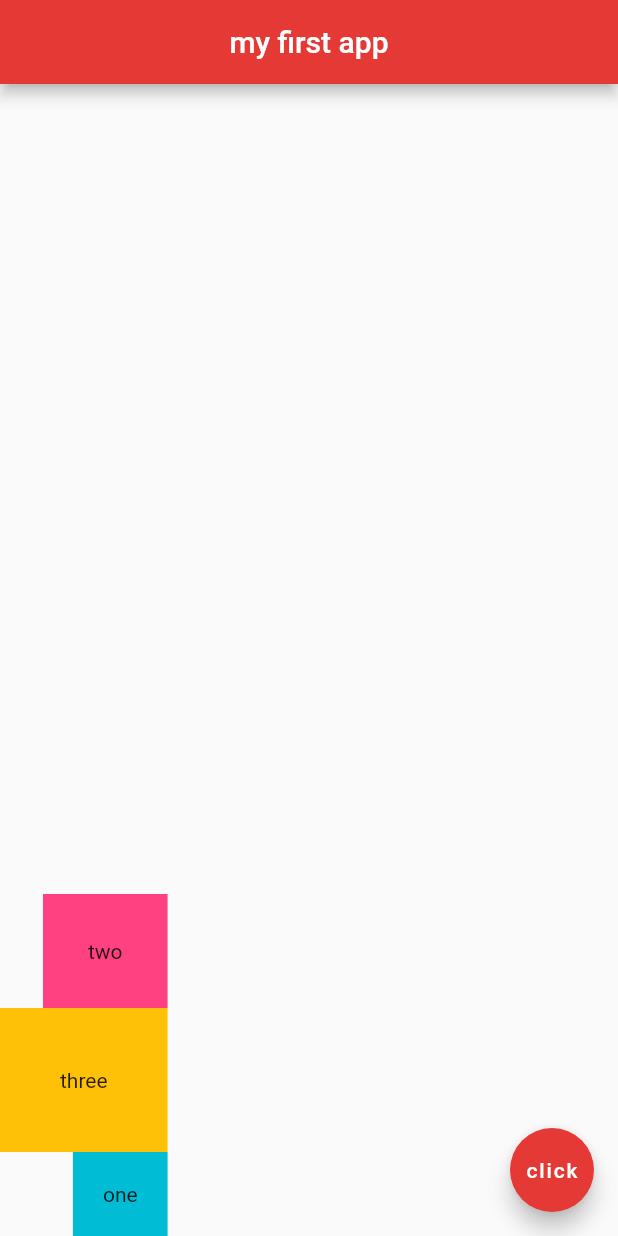
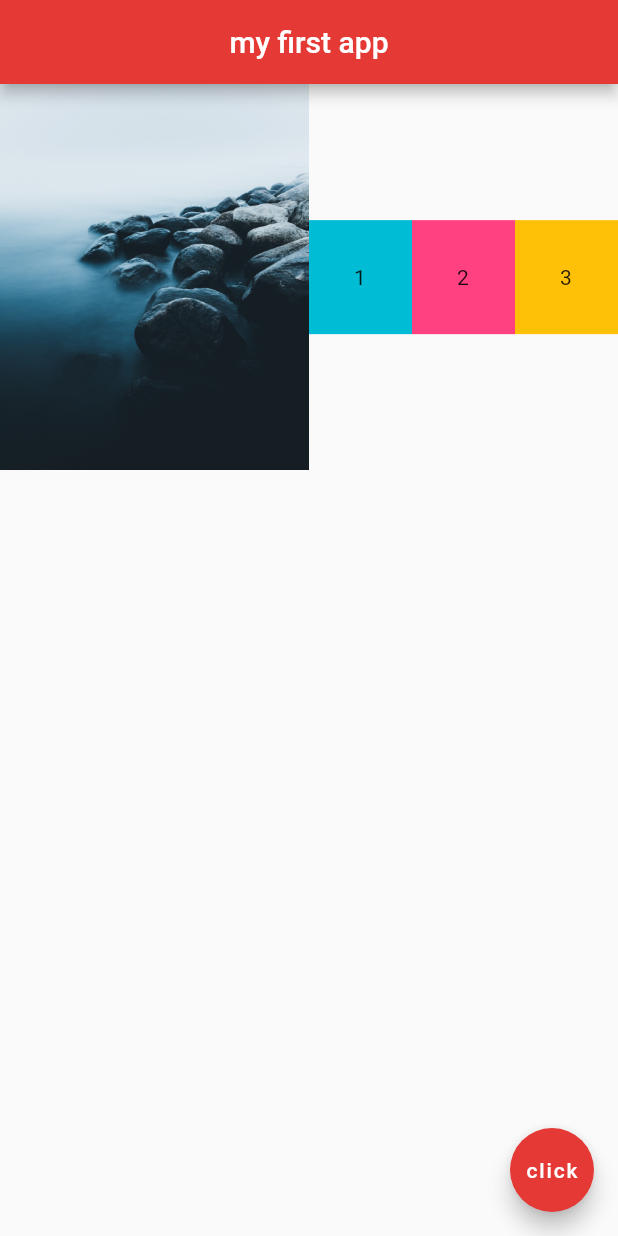
Before and after one commit to DorotaPawlowska/kursy-netNinja, a Flutter app: the screen it shows after launch, on a phone screen of 412 x 824 dp. Run offline on Flutter 3.47's test engine with Material 2 defaults, Android fonts, the light colour scheme and no system bars.

Commit message:
Flutter Tutorial for Beginners #14 - Expanded Widgets
Changes to be committed:
	modified:   FlutterTutorialForBeginners/myapp/lib/main.dart

```diff
--- a/FlutterTutorialForBeginners/myapp/lib/main.dart
+++ b/FlutterTutorialForBeginners/myapp/lib/main.dart
@@ -14,31 +14,36 @@
         centerTitle: true,
         backgroundColor: Colors.red[600],
       ),
-      body: Column(
-        mainAxisAlignment: MainAxisAlignment.end,
-        crossAxisAlignment: CrossAxisAlignment.end,
+      body: Row(
         children: <Widget>[
-//          Row(
-//            children: <Widget>[
-//              Text('hello'),
-//              Text('world')
-//            ],
-//          ),
-          Container(
-            padding: EdgeInsets.all(30.0),
-            color: Colors.pinkAccent,
-            child: Text('two')
+          Expanded(
+            child: Image.asset('assets/photo2.jpg'),
+            flex: 3,
           ),
-          Container(
-            padding: EdgeInsets.all(40.0),
-            color: Colors.amber,
-            child: Text('three')
+          Expanded(
+            flex: 1,
+            child: Container(
+              padding: EdgeInsets.all(30.0),
+              color: Colors.cyan,
+              child: Text('1'),
+            ),
           ),
-          Container(
-            padding: EdgeInsets.all(20.0),
-            color: Colors.cyan,
-            child: Text('one')
+          Expanded(
+            flex: 1,
+            child: Container(
+              padding: EdgeInsets.all(30.0),
+              color: Colors.pinkAccent,
+              child: Text('2'),
+            ),
           ),
+          Expanded(
+            flex: 1,
+            child: Container(
+              padding: EdgeInsets.all(30.0),
+              color: Colors.amber,
+              child: Text('3'),
+            ),
+          )
         ],
       ),
       floatingActionButton: FloatingActionButton(
```
